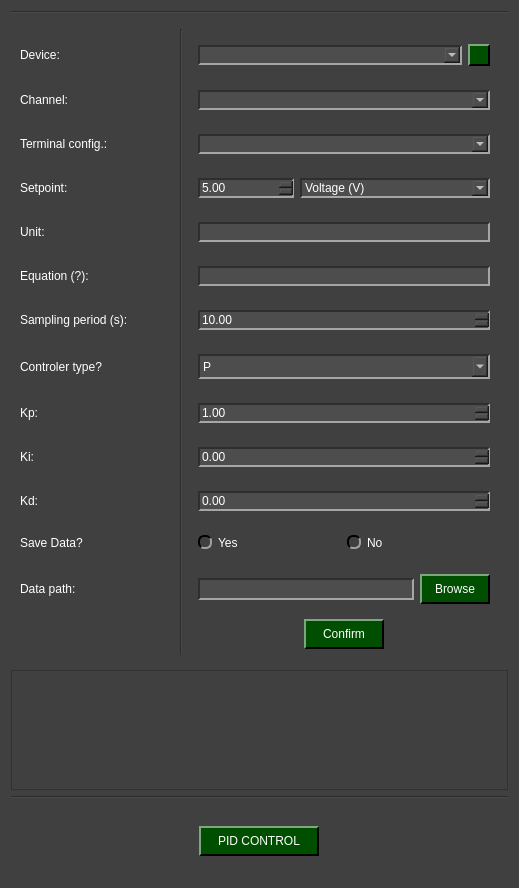
Old version of the form pydaq/uis/PyDAQ_pid_control_NIDAQ_widget.ui in the repository CayoRw/pydaq.
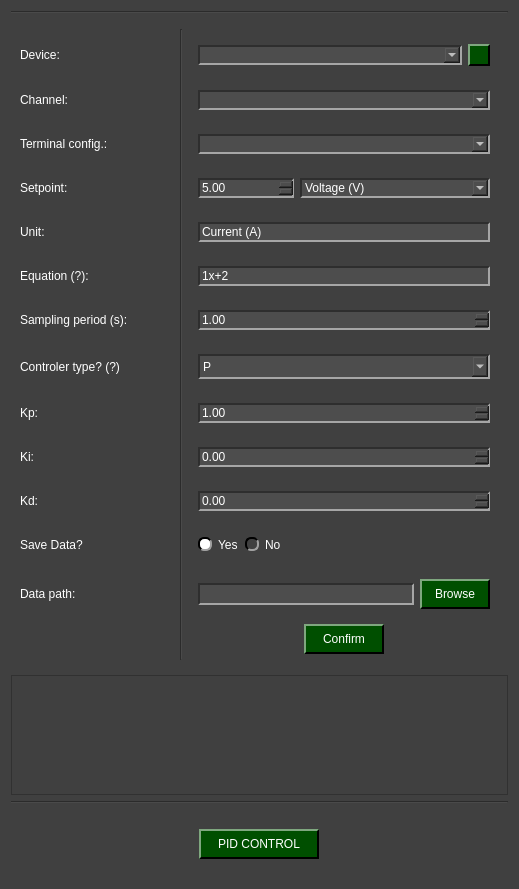
New version of the form. Icons and pictures are not drawn.

Commit message: working on PID Control animation design

What changed in the file:
```diff
--- a/pydaq/uis/PyDAQ_pid_control_NIDAQ_widget.ui
+++ b/pydaq/uis/PyDAQ_pid_control_NIDAQ_widget.ui
@@ -7,7 +7,7 @@
     <x>0</x>
     <y>0</y>
     <width>519</width>
-    <height>888</height>
+    <height>889</height>
    </rect>
   </property>
   <property name="windowTitle">
@@ -485,6 +485,9 @@
              <height>16777215</height>
             </size>
            </property>
+           <property name="text">
+            <string>Current (A)</string>
+           </property>
           </widget>
          </item>
         </layout>
@@ -535,6 +538,9 @@
              <height>16777215</height>
             </size>
            </property>
+           <property name="text">
+            <string>1x+2</string>
+           </property>
           </widget>
          </item>
         </layout>
@@ -571,7 +577,7 @@
             <double>0.100000000000000</double>
            </property>
            <property name="value">
-            <double>10.000000000000000</double>
+            <double>1.000000000000000</double>
            </property>
           </widget>
          </item>
@@ -824,7 +830,7 @@
          </size>
         </property>
         <property name="text">
-         <string>Controler type?</string>
+         <string>Controler type? (?)</string>
         </property>
        </widget>
       </item>
@@ -852,10 +858,19 @@
        <widget class="QWidget" name="widget_3" native="true">
         <layout class="QHBoxLayout" name="horizontalLayout_12">
          <item>
-          <widget class="QRadioButton" name="radioButton">
+          <widget class="QRadioButton" name="yes_save_radio">
+           <property name="autoFillBackground">
+            <bool>false</bool>
+           </property>
            <property name="text">
             <string>Yes</string>
            </property>
+           <property name="checked">
+            <bool>true</bool>
+           </property>
+           <attribute name="buttonGroup">
+            <string notr="true">save_radio_group</string>
+           </attribute>
           </widget>
          </item>
          <item>
@@ -865,6 +880,19 @@
            </property>
           </widget>
          </item>
+         <item>
+          <spacer name="horizontalSpacer">
+           <property name="orientation">
+            <enum>Qt::Orientation::Horizontal</enum>
+           </property>
+           <property name="sizeHint" stdset="0">
+            <size>
+             <width>40</width>
+             <height>20</height>
+            </size>
+           </property>
+          </spacer>
+         </item>
         </layout>
        </widget>
       </item>
```
Left out of the diff: 108 changed lines with no effect on the pictures. The commit also changes 8 other files.
